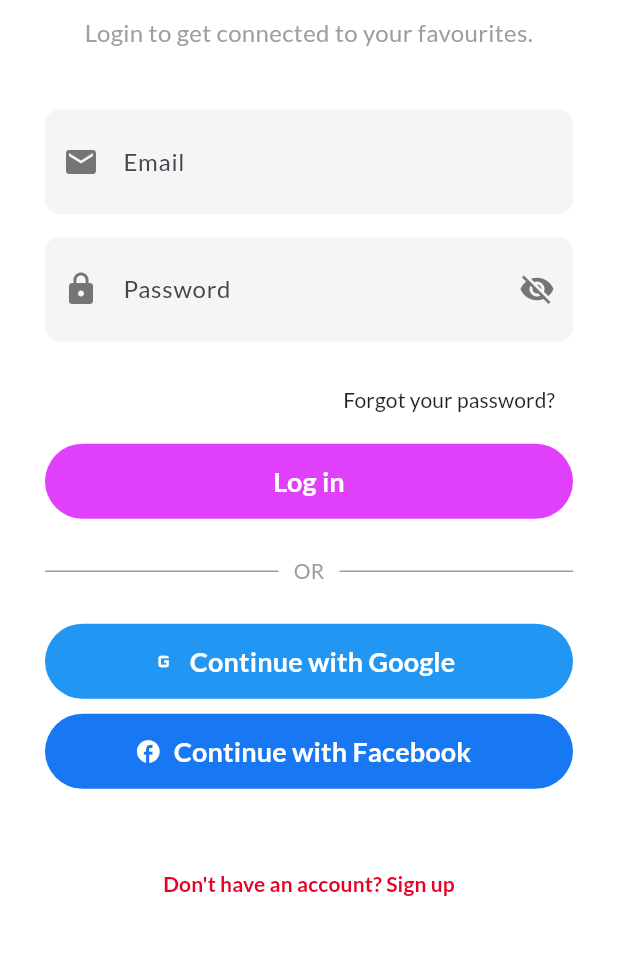
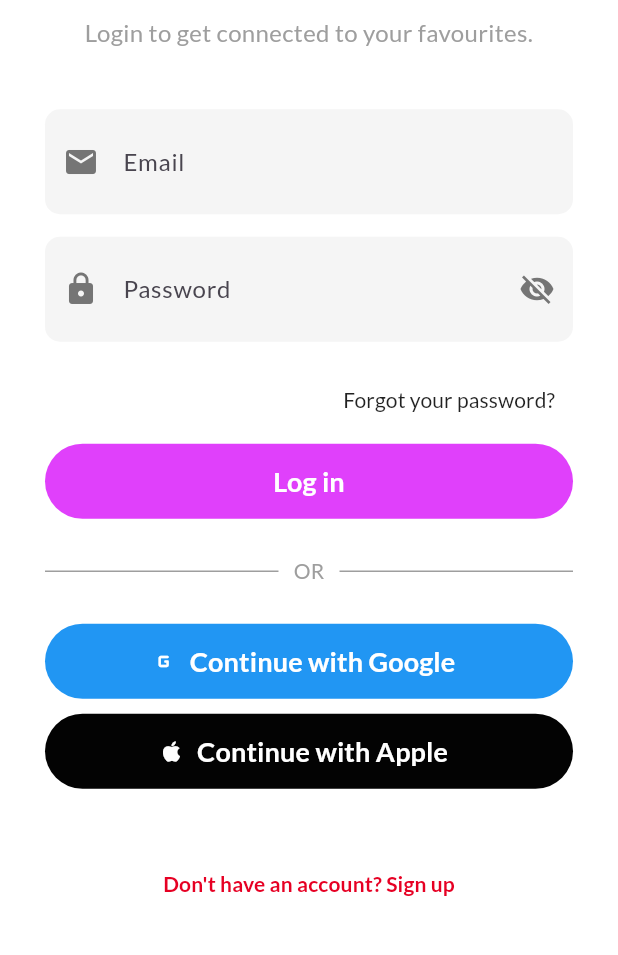
Before and after one commit to WTiebebedigha22/Eventra, a Flutter app: the LoginPage screen opened directly, on a phone screen of 412 x 824 dp, the part 250-1205 px from its top. Run offline on Flutter 3.47's test engine with Material 3 defaults, Android fonts, the phone set to English and light mode, and no system bars; our stand-ins replace firebase_auth, firebase_core, google_fonts; accounts and stored records are empty.

Commit message:
updated readme file and login styles

```diff
--- a/lib/auth/login.dart
+++ b/lib/auth/login.dart
@@ -276,13 +276,13 @@
               _buildSocialLoginButton(
                 text: 'Continue with Google',
                 color: Colors.blue,
-                icon: Icons.g_mobiledata,
+                icon: Icons.g_mobiledata_rounded,
               ),
               const SizedBox(height: 10.0),
               _buildSocialLoginButton(
-                text: 'Continue with Facebook',
-                color: const Color(0xFF1877F2),
-                icon: Icons.facebook,
+                text: 'Continue with Apple',
+                color: const Color.fromARGB(255, 3, 3, 3),
+                icon: Icons.apple,
               ),
 
               const SizedBox(height: 40.0),
```
Also changed, not shown: 1 other file.
